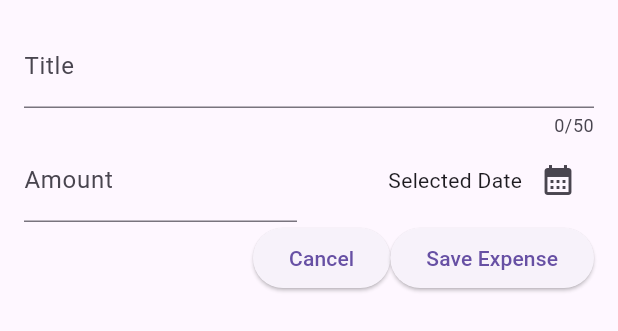
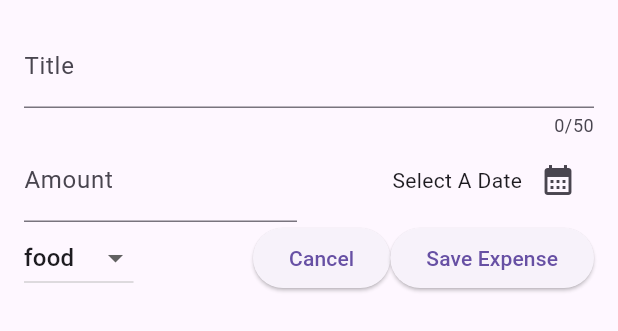
Before and after one commit to MackyMa/expense_tracker, a Flutter app: the NewExpense widget shown alone on an empty page, opened directly, on a phone screen of 412 x 824 dp. Shown: the top 331 px of the screen. Run offline on Flutter 3.47's test engine with Material 3 defaults, Android fonts, the phone set to English and light mode, and no system bars.

Commit message:
Added category section to bottom row, incomplete

```diff
--- a/lib/expenses.dart
+++ b/lib/expenses.dart
@@ -1,6 +1,6 @@
 import 'package:expense_tracker/expenses_list/expenses_list.dart';
 import 'package:expense_tracker/models/expense.dart';
-import 'package:expense_tracker/new_express.dart';
+import 'package:expense_tracker/new_expense.dart';
 import 'package:flutter/material.dart';
 
 class Expenses extends StatefulWidget{
--- a/lib/new_express.dart
+++ b/lib/new_expense.dart
@@ -1,4 +1,9 @@
+import 'package:expense_tracker/models/expense.dart';
+import 'package:flutter/foundation.dart' hide Category;
 import 'package:flutter/material.dart';
+import 'package:intl/intl.dart';
+
+final formatter = DateFormat.yMd();
 
 class NewExpense extends StatefulWidget {
   const NewExpense ({super.key});
@@ -12,12 +17,26 @@ class NewExpense extends StatefulWidget {
 class _NewExpenseState extends State<NewExpense> {
   final _titleController = TextEditingController();
   final _amountController = TextEditingController();
-
+  DateTime? _selectedDate;
   @override
   void dispose() {
     _titleController.dispose();
     _amountController.dispose();
     super.dispose();
+  }
+
+  void _presentDatePicker() async {
+    final now = DateTime.now();
+    final firstDate = DateTime(now.year - 1, now.month,now.day);
+    final pickedDate = await showDatePicker(
+      context: context,
+      initialDate: now,
+      firstDate: firstDate,
+      lastDate: now,
+      );
+      setState((){
+        _selectedDate = pickedDate;
+      });
   }
 
   @override
@@ -50,9 +69,13 @@ class _NewExpenseState extends State<NewExpense> {
                 mainAxisAlignment: MainAxisAlignment.end,
                 crossAxisAlignment: CrossAxisAlignment.center,
                 children: [
-                  Text("Selected Date"),
+                  Text(
+                    _selectedDate == null
+                      ? 'Select A Date'
+                      : formatter.format(_selectedDate!)
+                  ),
                   IconButton(
-                    onPressed: () {},
+                    onPressed: _presentDatePicker,
                     icon: const Icon(Icons.calendar_month),
                   )
                 ],
@@ -62,13 +85,23 @@ class _NewExpenseState extends State<NewExpense> {
          ),
           Row(
             children: [
+              DropdownButton(
+                items: Category.values.map(
+                  (category) => DropdownMenuItem(
+                    child: Text(category.name.toString(),),)
+                ).toList(),
+                onChanged: (value){},
+              ),
               Spacer(),
               ElevatedButton(onPressed: () {
                 Navigator.pop(context);
-              }, child: Text("Cancel")),
+              },
+              child: Text("Cancel")
+              ),
               ElevatedButton(
                 onPressed: () {
                   print(_titleController.text);
+                  print(_amountController.text);
                 },
                 child: Text('Save Expense'),
               )
```
